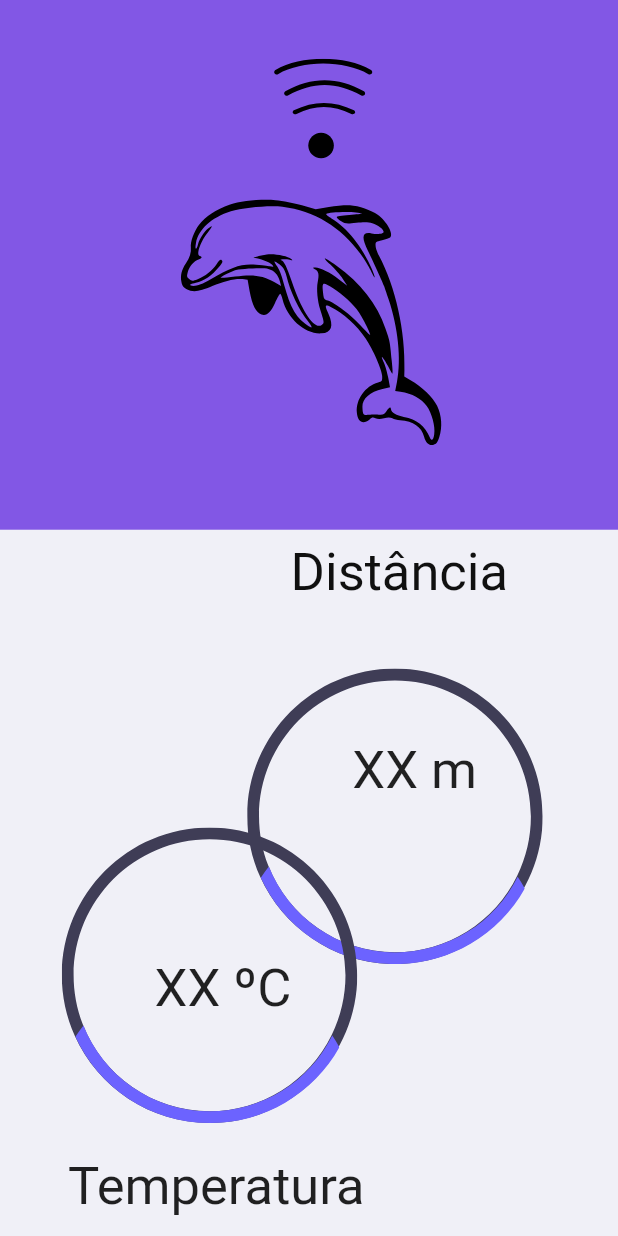
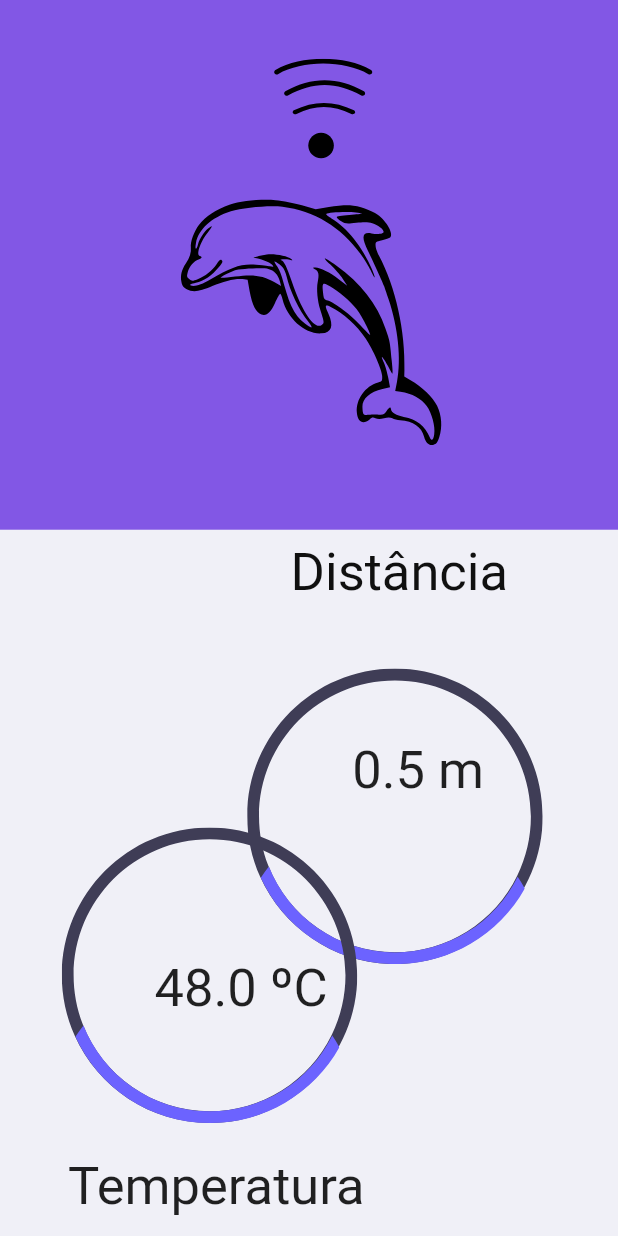
Before and after one commit to MarcoAFC/MoveAssistant, a Flutter app: the screen it shows after launch, on a phone screen of 412 x 824 dp. Run offline on Flutter 3.47's test engine with Material 2 defaults, Android fonts, the phone set to English and light mode, and no system bars; our stand-ins replace flutter_svg, rxdart.

Commit message:
Tornar o app capaz de ler e responder a dados estaticos

```diff
--- a/lib/HomePage.dart
+++ b/lib/HomePage.dart
@@ -4,52 +4,6 @@ import 'package:moveassistant/HomePage_controller.dart';
 import 'Colors.dart';
 
 class HomePage extends StatefulWidget {
-
-  final json = {
-    "Read": [
-      {
-      "distance": "3.15",
-      "temperature": "30"
-      },
-      {
-        "distance": "3.00",
-        "temperature": "31"
-      },
-      {
-        "distance": "2.40",
-        "temperature": "28"
-      },
-      {
-        "distance": "1.80",
-        "temperature": "29"
-      },
-      {
-        "distance": "1.00",
-        "temperature": "30"
-      },
-      {
-        "distance": "1.15",
-        "temperature": "33"
-      },
-      {
-        "distance": "1.00",
-        "temperature": "37"
-      },
-      {
-        "distance": "0.85",
-        "temperature": "40"
-      },
-      {
-        "distance": "0.50",
-        "temperature": "48"
-      },
-      {
-        "distance": "0.20",
-        "temperature": "60"
-      }
-    ]
-  };
-
   @override
   _HomePageState createState() => _HomePageState();
 }
@@ -57,7 +11,11 @@ class HomePage extends StatefulWidget {
 class _HomePageState extends State<HomePage> {
 
   HomePageController controller = HomePageController();
-
+  @override
+  void initState() {
+    super.initState();
+    controller.runData();
+  }
   @override
   Widget build(BuildContext context) {
     return Scaffold(
@@ -119,7 +77,7 @@ class _HomePageState extends State<HomePage> {
                     Positioned(
                       left: MediaQuery.of(context).size.width*0.57,
                       top: MediaQuery.of(context).size.height*0.17,
-                      child: StreamBuilder<int>(
+                      child: StreamBuilder<double>(
                         stream: controller.distanceStream,
                         builder: (context, snapshot) {
                           return Text(
@@ -174,7 +132,7 @@ class _HomePageState extends State<HomePage> {
                     Positioned(
                       left: MediaQuery.of(context).size.width*0.25,
                       bottom: MediaQuery.of(context).size.height*0.175,
-                      child: StreamBuilder<Object>(
+                      child: StreamBuilder<double>(
                         stream: controller.temperatureStream,
                         builder: (context, snapshot) {
                           return Text(
--- a/lib/HomePage_controller.dart
+++ b/lib/HomePage_controller.dart
@@ -1,15 +1,77 @@
+import 'dart:async';
+
+import 'package:moveassistant/read.dart';
 import 'package:rxdart/subjects.dart';
 
 class HomePageController{
-  PublishSubject<int> _temperature = PublishSubject();
-  PublishSubject<int> _distance = PublishSubject();
+  PublishSubject<double> _temperature = PublishSubject();
+  PublishSubject<double> _distance = PublishSubject();
 
-  Stream<int> get temperatureStream => _temperature.stream;
-  Stream<int> get distanceStream => _temperature.stream;
+  Stream<double> get temperatureStream => _temperature.stream;
+  Stream<double> get distanceStream => _distance.stream;
 
 
   void dispose() {
     _temperature.close();
     _distance.close();
   }
+
+  final json = [
+      {
+        "distance": "3.15",
+        "temperature": "30"
+      },
+      {
+        "distance": "3.00",
+        "temperature": "31"
+      },
+      {
+        "distance": "2.40",
+        "temperature": "28"
+      },
+      {
+        "distance": "1.80",
+        "temperature": "29"
+      },
+      {
+        "distance": "1.00",
+        "temperature": "30"
+      },
+      {
+        "distance": "1.15",
+        "temperature": "33"
+      },
+      {
+        "distance": "1.00",
+        "temperature": "37"
+      },
+      {
+        "distance": "0.85",
+        "temperature": "40"
+      },
+      {
+        "distance": "0.50",
+        "temperature": "48"
+      },
+      {
+        "distance": "0.20",
+        "temperature": "60"
+      }
+    ];
+
+  int idx = 0;
+
+  void runData(){
+    const duration = Duration(milliseconds: 500);
+    var data = Read.listFromJson(json);
+    var timer = Timer.periodic(duration, (timer) {
+      if(idx >= data.length-1){
+        timer.cancel();
+      }
+      _temperature.add(data[idx].temperature);
+      _distance.add(data[idx].distance);
+      idx++;
+    });
+  }
+
 }
--- a/lib/read.dart
+++ b/lib/read.dart
@@ -7,14 +7,14 @@ String readToJson(Read data) => json.encode(data.toJson());
 class Read {
   int id;
   double distance;
-  int temperature;
+  double temperature;
 
   Read({this.id, this.distance, this.temperature});
 
   factory Read.fromJson(Map<String, dynamic> json) => Read(
-    id: json["id"],
-    distance: json["distance"],
-    temperature: json["temperature"],
+    id: int.tryParse(json["id"]?? "0"),
+    distance: double.tryParse(json["distance"]?? "0"),
+    temperature: double.tryParse(json["temperature"]?? "0"),
   );
 
   Map<String, dynamic> toJson() => {
@@ -23,4 +23,7 @@ class Read {
     "temperature": temperature,
   };
 
+  static List<Read> listFromJson(List<Map<String, dynamic>> list){
+    return list.map((e) => e != null? Read.fromJson(e) : null).toList();
+  }
 }
--- a/lib/splash.dart
+++ b/lib/splash.dart
@@ -1,5 +1,5 @@
+import 'Colors.dart';
 import 'HomePage.dart';
-import 'colors.dart';
 import 'package:flutter/services.dart';
 import 'package:flutter/material.dart';
 import 'package:flutter_svg/flutter_svg.dart';
```
